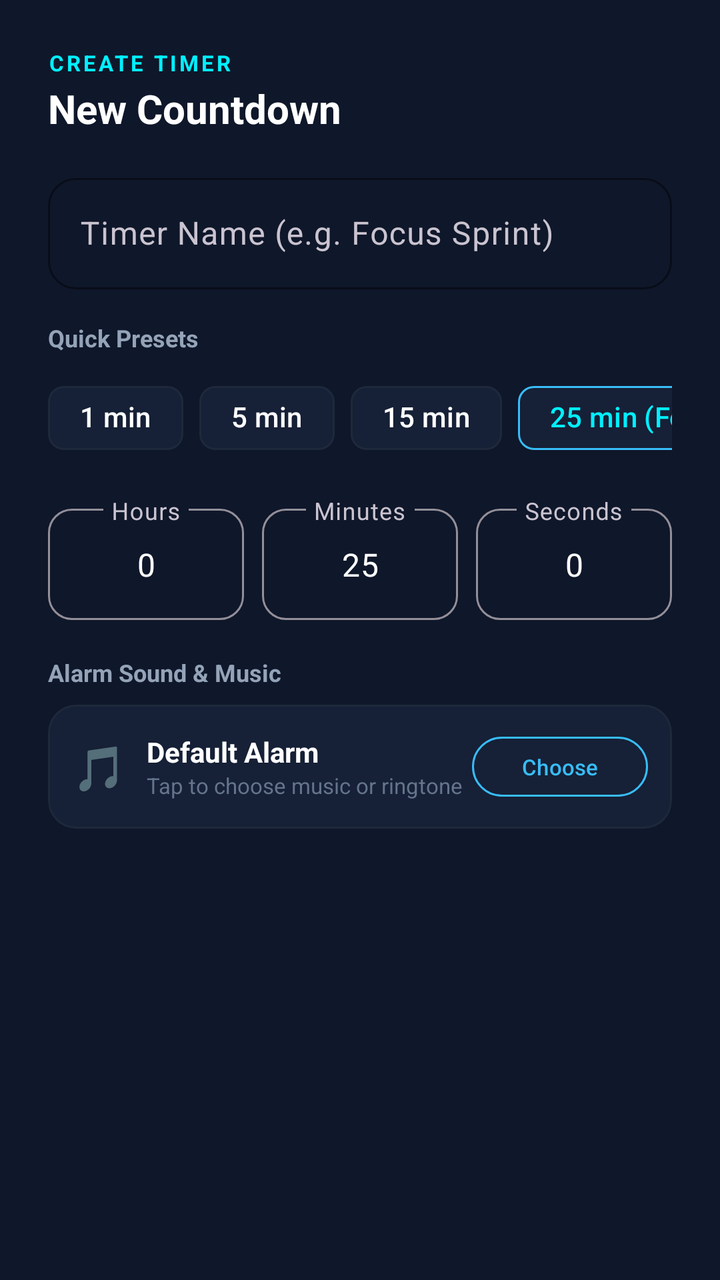
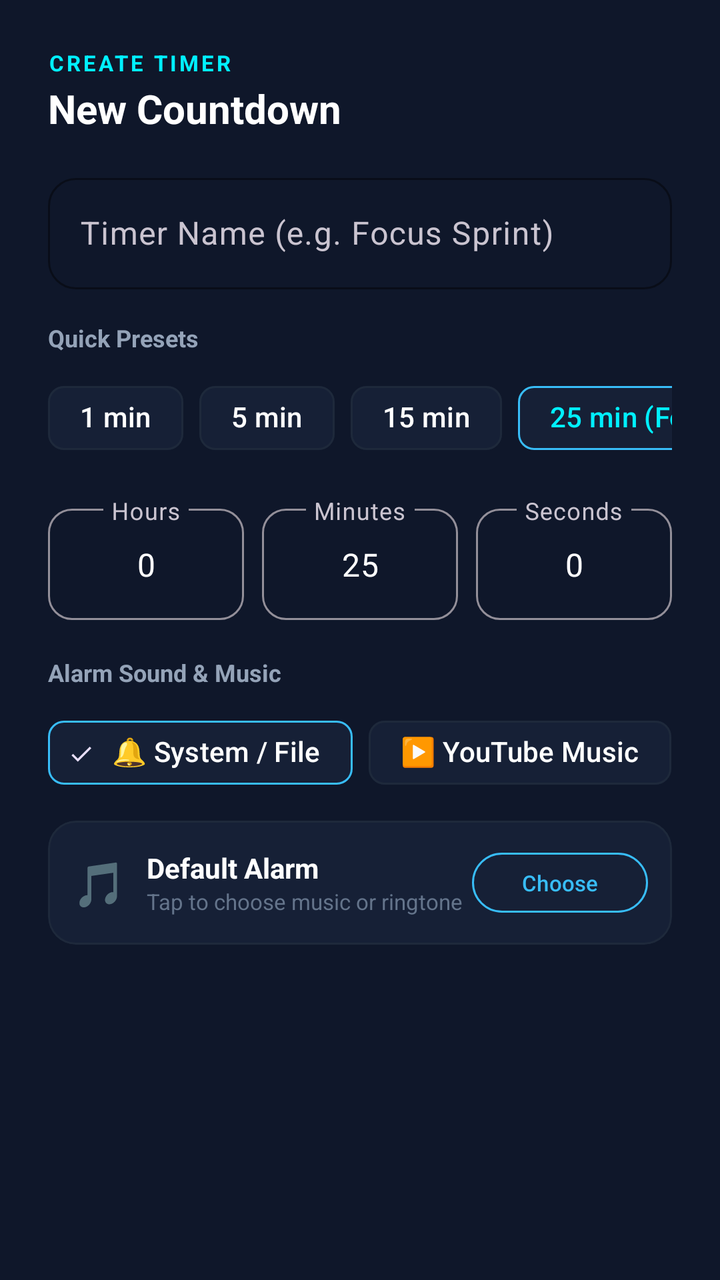

Before-and-after screenshots of an Android layout around one commit, followed by the original layout XML and the change that was made.
<!-- AndroidManifest.xml: application theme Theme.MultiTimer -->
<!-- res/layout/dialog_add_timer.xml -->
<?xml version="1.0" encoding="utf-8"?>
<LinearLayout xmlns:android="http://schemas.android.com/apk/res/android"
    xmlns:app="http://schemas.android.com/apk/res-auto"
    android:layout_width="match_parent"
    android:layout_height="wrap_content"
    android:background="@color/surface_card"
    android:orientation="vertical"
    android:padding="24dp">

    <TextView
        android:layout_width="wrap_content"
        android:layout_height="wrap_content"
        android:text="CREATE TIMER"
        android:textColor="@color/primary_neon"
        android:textSize="11sp"
        android:letterSpacing="0.12"
        android:textStyle="bold" />

    <TextView
        android:layout_width="wrap_content"
        android:layout_height="wrap_content"
        android:layout_marginTop="2dp"
        android:layout_marginBottom="16dp"
        android:text="New Countdown"
        android:textColor="@color/text_main"
        android:textSize="20sp"
        android:textStyle="bold" />

    
    <com.google.android.material.textfield.TextInputLayout
        android:layout_width="match_parent"
        android:layout_height="wrap_content"
        android:layout_marginBottom="16dp"
        android:hint="Timer Name (e.g. Focus Sprint)"
        app:boxCornerRadiusBottomEnd="14dp"
        app:boxCornerRadiusBottomStart="14dp"
        app:boxCornerRadiusTopEnd="14dp"
        app:boxCornerRadiusTopStart="14dp"
        app:boxStrokeColor="@color/primary"
        app:hintTextColor="@color/primary">

        <com.google.android.material.textfield.TextInputEditText
            android:id="@+id/edit_timer_name"
            android:layout_width="match_parent"
            android:layout_height="wrap_content"
            android:inputType="textCapWords"
            android:textColor="@color/text_main" />
    </com.google.android.material.textfield.TextInputLayout>

    
    <TextView
        android:layout_width="wrap_content"
        android:layout_height="wrap_content"
        android:layout_marginBottom="8dp"
        android:text="Quick Presets"
        android:textColor="@color/text_sub"
        android:textSize="12sp"
        android:textStyle="bold" />

    
    <HorizontalScrollView
        android:layout_width="match_parent"
        android:layout_height="wrap_content"
        android:layout_marginBottom="16dp"
        android:scrollbars="none">

        <com.google.android.material.chip.ChipGroup
            android:id="@+id/chip_group_presets"
            android:layout_width="wrap_content"
            android:layout_height="wrap_content"
            app:singleLine="true">

            <com.google.android.material.chip.Chip
                android:id="@+id/chip_1m"
                style="@style/Widget.Material3.Chip.Suggestion"
                android:layout_width="wrap_content"
                android:layout_height="wrap_content"
                android:text="1 min"
                android:textColor="@color/text_main"
                app:chipBackgroundColor="@color/surface_card_inner"
                app:chipStrokeColor="@color/surface_card_stroke" />

            <com.google.android.material.chip.Chip
                android:id="@+id/chip_5m"
                style="@style/Widget.Material3.Chip.Suggestion"
                android:layout_width="wrap_content"
                android:layout_height="wrap_content"
                android:text="5 min"
                android:textColor="@color/text_main"
                app:chipBackgroundColor="@color/surface_card_inner"
                app:chipStrokeColor="@color/surface_card_stroke" />

            <com.google.android.material.chip.Chip
                android:id="@+id/chip_15m"
                style="@style/Widget.Material3.Chip.Suggestion"
                android:layout_width="wrap_content"
                android:layout_height="wrap_content"
                android:text="15 min"
                android:textColor="@color/text_main"
                app:chipBackgroundColor="@color/surface_card_inner"
                app:chipStrokeColor="@color/surface_card_stroke" />

            <com.google.android.material.chip.Chip
                android:id="@+id/chip_25m"
                style="@style/Widget.Material3.Chip.Suggestion"
                android:layout_width="wrap_content"
                android:layout_height="wrap_content"
                android:text="25 min (Focus)"
                android:textColor="@color/primary_neon"
                app:chipBackgroundColor="@color/surface_card_inner"
                app:chipStrokeColor="@color/primary" />

            <com.google.android.material.chip.Chip
                android:id="@+id/chip_45m"
                style="@style/Widget.Material3.Chip.Suggestion"
                android:layout_width="wrap_content"
                android:layout_height="wrap_content"
                android:text="45 min"
                android:textColor="@color/text_main"
                app:chipBackgroundColor="@color/surface_card_inner"
                app:chipStrokeColor="@color/surface_card_stroke" />

            <com.google.android.material.chip.Chip
                android:id="@+id/chip_60m"
                style="@style/Widget.Material3.Chip.Suggestion"
                android:layout_width="wrap_content"
                android:layout_height="wrap_content"
                android:text="60 min"
                android:textColor="@color/text_main"
                app:chipBackgroundColor="@color/surface_card_inner"
                app:chipStrokeColor="@color/surface_card_stroke" />
        </com.google.android.material.chip.ChipGroup>
    </HorizontalScrollView>

    
    <LinearLayout
        android:layout_width="match_parent"
        android:layout_height="wrap_content"
        android:baselineAligned="false"
        android:orientation="horizontal">

        <com.google.android.material.textfield.TextInputLayout
            android:layout_width="0dp"
            android:layout_height="wrap_content"
            android:layout_weight="1"
            android:layout_marginEnd="6dp"
            android:hint="Hours"
            app:boxCornerRadiusBottomEnd="12dp"
            app:boxCornerRadiusBottomStart="12dp"
            app:boxCornerRadiusTopEnd="12dp"
            app:boxCornerRadiusTopStart="12dp">

            <com.google.android.material.textfield.TextInputEditText
                android:id="@+id/edit_hours"
                android:layout_width="match_parent"
                android:layout_height="wrap_content"
                android:gravity="center"
                android:inputType="number"
                android:text="0"
                android:textColor="@color/text_main" />
        </com.google.android.material.textfield.TextInputLayout>

        <com.google.android.material.textfield.TextInputLayout
            android:layout_width="0dp"
            android:layout_height="wrap_content"
            android:layout_weight="1"
            android:layout_marginStart="3dp"
            android:layout_marginEnd="3dp"
            android:hint="Minutes"
            app:boxCornerRadiusBottomEnd="12dp"
            app:boxCornerRadiusBottomStart="12dp"
            app:boxCornerRadiusTopEnd="12dp"
            app:boxCornerRadiusTopStart="12dp">

            <com.google.android.material.textfield.TextInputEditText
                android:id="@+id/edit_minutes"
                android:layout_width="match_parent"
                android:layout_height="wrap_content"
                android:gravity="center"
                android:inputType="number"
                android:text="25"
                android:textColor="@color/text_main" />
        </com.google.android.material.textfield.TextInputLayout>

        <com.google.android.material.textfield.TextInputLayout
            android:layout_width="0dp"
            android:layout_height="wrap_content"
            android:layout_weight="1"
            android:layout_marginStart="6dp"
            android:hint="Seconds"
            app:boxCornerRadiusBottomEnd="12dp"
            app:boxCornerRadiusBottomStart="12dp"
            app:boxCornerRadiusTopEnd="12dp"
            app:boxCornerRadiusTopStart="12dp">

            <com.google.android.material.textfield.TextInputEditText
                android:id="@+id/edit_seconds"
                android:layout_width="match_parent"
                android:layout_height="wrap_content"
                android:gravity="center"
                android:inputType="number"
                android:text="0"
                android:textColor="@color/text_main" />
        </com.google.android.material.textfield.TextInputLayout>

    </LinearLayout>

    
    <TextView
        android:layout_width="wrap_content"
        android:layout_height="wrap_content"
        android:layout_marginTop="18dp"
        android:layout_marginBottom="8dp"
        android:text="Alarm Sound &amp; Music"
        android:textColor="@color/text_sub"
        android:textSize="12sp"
        android:textStyle="bold" />

    <com.google.android.material.card.MaterialCardView
        android:id="@+id/card_select_sound"
        android:layout_width="match_parent"
        android:layout_height="wrap_content"
        app:cardBackgroundColor="@color/surface_card_inner"
        app:cardCornerRadius="14dp"
        app:cardElevation="0dp"
        app:strokeColor="@color/surface_card_stroke"
        app:strokeWidth="1dp">

        <LinearLayout
            android:layout_width="match_parent"
            android:layout_height="wrap_content"
            android:gravity="center_vertical"
            android:orientation="horizontal"
            android:padding="12dp">

            <TextView
                android:layout_width="wrap_content"
                android:layout_height="wrap_content"
                android:text="🎵"
                android:textSize="22sp"
                android:layout_marginEnd="10dp" />

            <LinearLayout
                android:layout_width="0dp"
                android:layout_height="wrap_content"
                android:layout_weight="1"
                android:orientation="vertical">

                <TextView
                    android:id="@+id/text_selected_sound"
                    android:layout_width="wrap_content"
                    android:layout_height="wrap_content"
                    android:ellipsize="end"
                    android:maxLines="1"
                    android:text="Default Alarm"
                    android:textColor="@color/text_main"
                    android:textSize="14sp"
                    android:textStyle="bold" />

                <TextView
                    android:layout_width="wrap_content"
                    android:layout_height="wrap_content"
                    android:text="Tap to choose music or ringtone"
                    android:textColor="@color/text_muted"
                    android:textSize="11sp" />
            </LinearLayout>

            <com.google.android.material.button.MaterialButton
                android:id="@+id/btn_choose_sound"
                style="?attr/materialButtonOutlinedStyle"
                android:layout_width="wrap_content"
                android:layout_height="38dp"
                android:text="Choose"
                android:textColor="@color/primary"
                android:textSize="11sp"
                app:cornerRadius="19dp"
                app:strokeColor="@color/primary" />
        </LinearLayout>
    </com.google.android.material.card.MaterialCardView>

</LinearLayout>
<!-- resources referenced by this layout -->
<resources>
  <color name="primary">#38BDF8</color>
  <color name="primary_neon">#00F0FF</color>
  <color name="surface_card">#0F172A</color>
  <color name="surface_card_inner">#162036</color>
  <color name="surface_card_stroke">#1E293B</color>
  <color name="text_main">#FFFFFF</color>
  <color name="text_muted">#64748B</color>
  <color name="text_sub">#94A3B8</color>
  <style name="Theme.MultiTimer" parent="Theme.Material3.Dark.NoActionBar">
          <item name="colorPrimary">@color/primary</item>
          <item name="colorSecondary">@color/accent</item>
          <item name="android:statusBarColor">@color/bg_dark</item>
          <item name="android:windowBackground">@color/bg_dark</item>
      </style>
  <color name="accent">#10B981</color>
  <color name="bg_dark">#06090E</color>
</resources>

<!-- the commit's change to res/layout/dialog_add_timer.xml (unified diff, before → after) -->
@@ -216,6 +216,38 @@
         android:textSize="12sp"
         android:textStyle="bold" />
 
+    
+    <com.google.android.material.chip.ChipGroup
+        android:id="@+id/chip_group_audio_type"
+        android:layout_width="match_parent"
+        android:layout_height="wrap_content"
+        android:layout_marginBottom="10dp"
+        app:singleSelection="true">
+
+        <com.google.android.material.chip.Chip
+            android:id="@+id/chip_type_system"
+            style="@style/Widget.Material3.Chip.Filter"
+            android:layout_width="wrap_content"
+            android:layout_height="wrap_content"
+            android:checked="true"
+            android:text="🔔 System / File"
+            android:textColor="@color/text_main"
+            app:chipBackgroundColor="@color/surface_card_inner"
+            app:chipStrokeColor="@color/primary" />
+
+        <com.google.android.material.chip.Chip
+            android:id="@+id/chip_type_youtube"
+            style="@style/Widget.Material3.Chip.Filter"
+            android:layout_width="wrap_content"
+            android:layout_height="wrap_content"
+            android:checked="false"
+            android:text="▶️ YouTube Music"
+            android:textColor="@color/text_main"
+            app:chipBackgroundColor="@color/surface_card_inner"
+            app:chipStrokeColor="@color/surface_card_stroke" />
+    </com.google.android.material.chip.ChipGroup>
+
+    
     <com.google.android.material.card.MaterialCardView
         android:id="@+id/card_select_sound"
         android:layout_width="match_parent"
@@ -278,4 +310,97 @@
         </LinearLayout>
     </com.google.android.material.card.MaterialCardView>
 
+    
+    <LinearLayout
+        android:id="@+id/layout_youtube_music"
+        android:layout_width="match_parent"
+        android:layout_height="wrap_content"
+        android:orientation="vertical"
+        android:visibility="gone">
+
+        <com.google.android.material.textfield.TextInputLayout
+            android:layout_width="match_parent"
+            android:layout_height="wrap_content"
+            android:hint="Song Name, Artist or music.youtube.com URL"
+            app:boxCornerRadiusBottomEnd="14dp"
+            app:boxCornerRadiusBottomStart="14dp"
+            app:boxCornerRadiusTopEnd="14dp"
+            app:boxCornerRadiusTopStart="14dp"
+            app:boxStrokeColor="@color/yt_red_glow"
+            app:hintTextColor="@color/yt_red_glow">
+
+            <com.google.android.material.textfield.TextInputEditText
+                android:id="@+id/edit_youtube_query"
+                android:layout_width="match_parent"
+                android:layout_height="wrap_content"
+                android:inputType="textUri|text"
+                android:text="Lo-Fi Beats to Relax/Study to"
+                android:textColor="@color/text_main"
+                android:textSize="14sp" />
+        </com.google.android.material.textfield.TextInputLayout>
+
+        
+        <HorizontalScrollView
+            android:layout_width="match_parent"
+            android:layout_height="wrap_content"
+            android:layout_marginTop="8dp"
+            android:scrollbars="none">
+
+            <com.google.android.material.chip.ChipGroup
+                android:id="@+id/chip_group_yt_presets"
+                android:layout_width="wrap_content"
+                android:layout_height="wrap_content"
+                app:singleLine="true">
+
+                <com.google.android.material.chip.Chip
+                    android:id="@+id/chip_yt_lofi"
+                    style="@style/Widget.Material3.Chip.Suggestion"
+                    android:layout_width="wrap_content"
+                    android:layout_height="wrap_content"
+                    android:text="🎧 Lo-Fi Chill"
+                    android:textColor="@color/text_main"
+                    app:chipBackgroundColor="@color/surface_card_inner"
+                    app:chipStrokeColor="@color/surface_card_stroke" />
+
+                <com.google.android.material.chip.Chip
+                    android:id="@+id/chip_yt_hype"
+                    style="@style/Widget.Material3.Chip.Suggestion"
+                    android:layout_width="wrap_content"
+                    android:layout_height="wrap_content"
+                    android:text="⚡ Workout Hype"
+                    android:textColor="@color/text_main"
+                    app:chipBackgroundColor="@color/surface_card_inner"
+                    app:chipStrokeColor="@color/surface_card_stroke" />
+
+                <com.google.android.material.chip.Chip
+                    android:id="@+id/chip_yt_ambient"
+                    style="@style/Widget.Material3.Chip.Suggestion"
+                    android:layout_width="wrap_content"
+                    android:layout_height="wrap_content"
+                    android:text="☕ Morning Ambient"
+                    android:textColor="@color/text_main"
+                    app:chipBackgroundColor="@color/surface_card_inner"
+                    app:chipStrokeColor="@color/surface_card_stroke" />
+
+                <com.google.android.material.chip.Chip
+                    android:id="@+id/chip_yt_synth"
+                    style="@style/Widget.Material3.Chip.Suggestion"
+                    android:layout_width="wrap_content"
+                    android:layout_height="wrap_content"
+                    android:text="🌌 Synthwave Focus"
+                    android:textColor="@color/text_main"
+                    app:chipBackgroundColor="@color/surface_card_inner"
+                    app:chipStrokeColor="@color/surface_card_stroke" />
+            </com.google.android.material.chip.ChipGroup>
+        </HorizontalScrollView>
+
+        <TextView
+            android:layout_width="wrap_content"
+            android:layout_height="wrap_content"
+            android:layout_marginTop="6dp"
+            android:text="▶️ YouTube Music opens and plays this track when the timer finishes."
+            android:textColor="@color/text_muted"
+            android:textSize="11sp" />
+    </LinearLayout>
+
 </LinearLayout>
<!-- resource entries referenced after the edit -->
@@ -8,6 +8,7 @@
   <color name="text_main">#FFFFFF</color>
   <color name="text_muted">#64748B</color>
   <color name="text_sub">#94A3B8</color>
+  <color name="yt_red_glow">#FF334B</color>
   <style name="Theme.MultiTimer" parent="Theme.Material3.Dark.NoActionBar">
           <item name="colorPrimary">@color/primary</item>
           <item name="colorSecondary">@color/accent</item>
